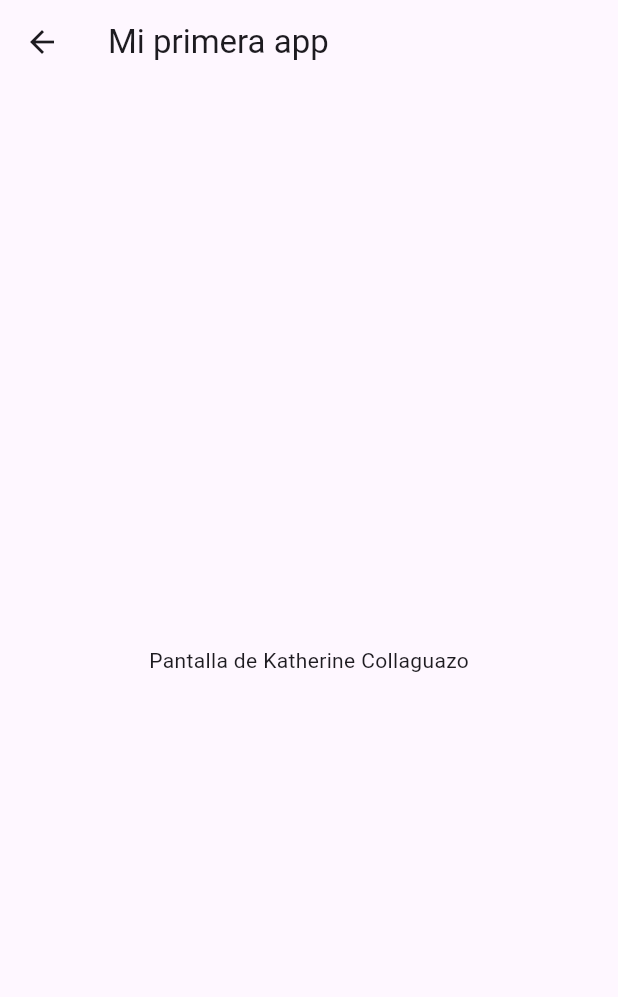
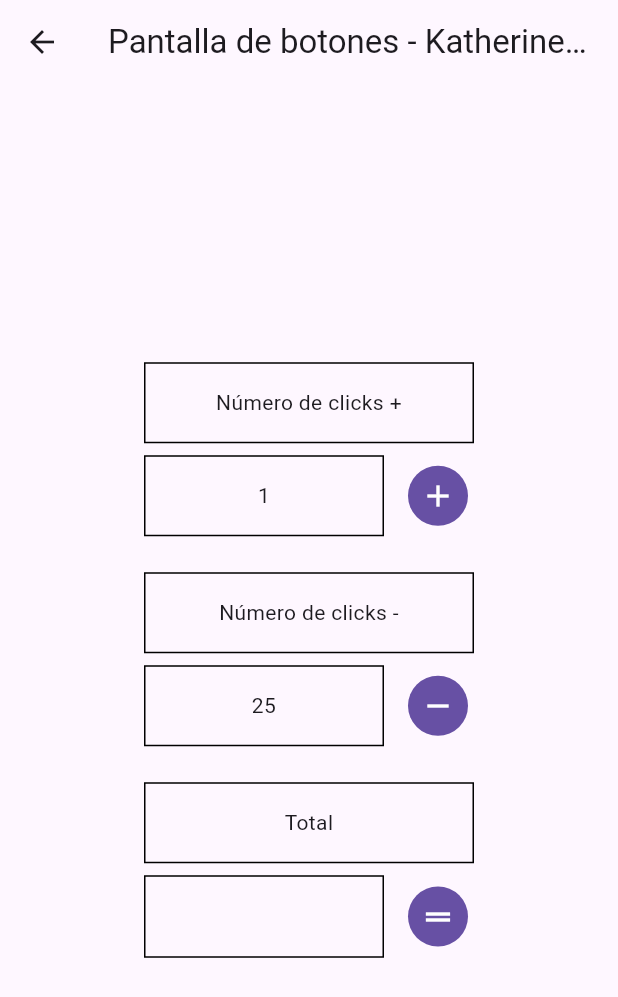
Before and after one commit to Aleeeee10/Trabajo-Clase-Pantalla-Flutter, a Flutter app: the pantallaKatherineCollaguazo screen opened directly, on a phone screen of 412 x 824 dp. Shown: the top 997 px of the screen. Run offline on Flutter 3.47's test engine with Material 3 defaults, Android fonts, the phone set to English and light mode, and no system bars.

Commit message:
Calculadora Flutter

```diff
--- a/lib/presentacion/screens/pantallaKatherineCollaguazo.dart
+++ b/lib/presentacion/screens/pantallaKatherineCollaguazo.dart
@@ -1,17 +1,149 @@
 import 'package:flutter/material.dart';
 
+class pantallaKatherineCollaguazo extends StatefulWidget {
+  const pantallaKatherineCollaguazo({super.key});
 
-class pantallaKatherineCollaguazo extends StatelessWidget {
-  const pantallaKatherineCollaguazo({super.key});
+  @override
+  State<pantallaKatherineCollaguazo> createState() => _PantallaKatherineCollaguazoState();
+}
+
+class _PantallaKatherineCollaguazoState extends State<pantallaKatherineCollaguazo> {
+  int numeroA = 1;
+  int numeroB = 25;
+  int? total;
+
 
   @override
   Widget build(BuildContext context) {
     return Scaffold(
       appBar: AppBar(
-        title: const Text('Mi primera app'),
+        title: const Text('Pantalla de botones - Katherine Collaguazo'),
       ),
-      body: const Center(
-        child: Text('Pantalla de Katherine Collaguazo'),
+      body: Center(
+        child: Padding(
+          padding: const EdgeInsets.all(24),
+          child: Column(
+            mainAxisSize: MainAxisSize.min,
+            children: [
+              Container(
+                width: 220,
+                padding: const EdgeInsets.all(16),
+                decoration: BoxDecoration(
+                  border: Border.all(color: Colors.black),
+                ),
+                child: const Text(
+                  'Número de clicks +',
+                  textAlign: TextAlign.center,
+                ),
+              ),
+              const SizedBox(height: 8),
+              Row(
+                mainAxisSize: MainAxisSize.min,
+                children: [
+                  Container(
+                    width: 160,
+                    padding: const EdgeInsets.all(16),
+                    decoration: BoxDecoration(
+                      border: Border.all(color: Colors.black),
+                    ),
+                    child: Text(
+                      '$numeroA',
+                      textAlign: TextAlign.center,
+                    ),
+                  ),
+                  const SizedBox(width: 12),
+                  IconButton.filled(
+                    tooltip: 'Sumar uno',
+                    icon: const Icon(Icons.add),
+                    onPressed: () {
+                      setState(() {
+                        numeroA++;
+                      });
+                    },
+                  ),
+                ],
+              ),
+              const SizedBox(height: 24),
+              Container(
+                width: 220,
+                padding: const EdgeInsets.all(16),
+                decoration: BoxDecoration(
+                  border: Border.all(color: Colors.black),
+                ),
+                child: const Text(
+                  'Número de clicks -',
+                  textAlign: TextAlign.center,
+                ),
+              ),
+              const SizedBox(height: 8),
+              Row(
+                mainAxisSize: MainAxisSize.min,
+                children: [
+                  Container(
+                    width: 160,
+                    padding: const EdgeInsets.all(16),
+                    decoration: BoxDecoration(
+                      border: Border.all(color: Colors.black),
+                    ),
+                    child: Text(
+                      '$numeroB',
+                      textAlign: TextAlign.center,
+                    ),
+                  ),
+                  const SizedBox(width: 12),
+                  IconButton.filled(
+                    tooltip: 'Restar uno',
+                    icon: const Icon(Icons.remove),
+                    onPressed: () {
+                      setState(() {
+                        numeroB--;
+                      });
+                    },
+                  ),
+                ],
+              ),
+              const SizedBox(height: 24),
+              Container(
+                width: 220,
+                padding: const EdgeInsets.all(16),
+                decoration: BoxDecoration(
+                  border: Border.all(color: Colors.black),
+                ),
+                child: const Text(
+                  'Total',
+                  textAlign: TextAlign.center,
+                ),
+              ),
+              const SizedBox(height: 8),
+              Row(
+                mainAxisSize: MainAxisSize.min,
+                children: [
+                  Container(
+                    width: 160,
+                    padding: const EdgeInsets.all(16),
+                    decoration: BoxDecoration(
+                      border: Border.all(color: Colors.black),
+                    ),
+                    child: Text(
+                      total?.toString() ?? '',
+                      textAlign: TextAlign.center,
+                    ),
+                  ),
+                  const SizedBox(width: 12),
+                  IconButton.filled(
+                    tooltip: 'Calcular total',
+                    icon: const Icon(Icons.drag_handle),
+                    onPressed: () {
+                      setState(() {
+                        total = numeroB - numeroA;
+                      });
+                    },
+                  ),
+                ],
+              ),
+            ],
+          ),
+        ),
       ),
     );
   }
```
